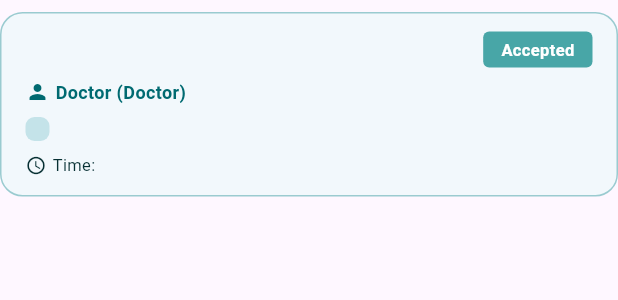
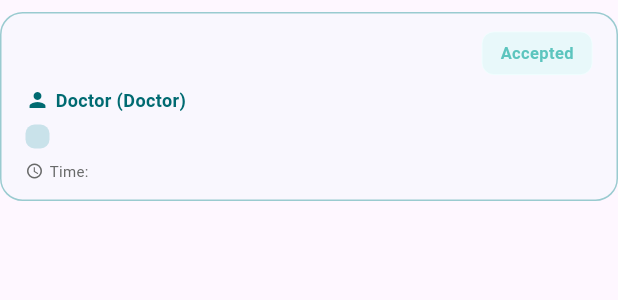
Before and after one commit to JeremyBarcebal/care_connect, a Flutter app: the TaskItem widget shown alone on an empty page, opened directly with empty values, on a phone screen of 412 x 824 dp. Shown: the top 300 px of the screen. Run offline on Flutter 3.47's test engine with Material 3 defaults, Android fonts, the phone set to English and light mode, and no system bars; our stand-ins replace cloud_firestore, firebase_auth, firebase_core, firebase_storage, flutter_local_notifications, image_picker and 2 more; accounts and stored records are empty.

Commit message:
changes design in card for prescription

```diff
--- a/lib/pages/client/message_page.dart
+++ b/lib/pages/client/message_page.dart
@@ -24,14 +24,14 @@ class _MessagePageState extends State<MessagePage> {
       appBar: PreferredSize(
         preferredSize: Size.fromHeight(150),
         child: AppBar(
-          toolbarHeight: 150.0,
+          toolbarHeight: 180.0,
           title: Column(
             children: [
               const Padding(
                 padding: EdgeInsets.only(top: 0.0),
                 child: Text(
                   "Messages",
-                  style: TextStyle(fontSize: 20, color: Colors.white),
+                  style: TextStyle(fontSize: 18, color: Colors.white),
                 ),
               ),
               const SizedBox(height: 10),
--- a/lib/pages/client/note_list_page.dart
+++ b/lib/pages/client/note_list_page.dart
@@ -164,10 +164,10 @@ class NoteItem extends StatelessWidget {
       padding: const EdgeInsets.symmetric(horizontal: 15.0, vertical: 5.0),
       child: Container(
         decoration: BoxDecoration(
-          color: Color(0xFF9ACBD0).withOpacity(0.25),
+          color: Color(0xFF9ACBD0).withOpacity(0.15),
           borderRadius: BorderRadius.circular(12),
            border: Border.all(
-        color:Color.fromARGB(255, 10, 141, 156).withOpacity(0.8),width:0.8,
+        color:Color.fromARGB(255, 156, 156, 156),width:.6,
         ),
         ),
         child: ListTile(
@@ -213,7 +213,7 @@ class NoteItem extends StatelessWidget {
           ),
           trailing: Text(
             formattedTime,
-            style: const TextStyle(color: Color(0xFF48A6A7), fontSize: 10),
+            style: const TextStyle(color: Color.fromARGB(255, 28, 29, 29), fontSize: 9),
           ),
         ),
       ),
--- a/lib/pages/client/task_page.dart
+++ b/lib/pages/client/task_page.dart
@@ -323,7 +323,7 @@ class _TaskItemState extends State<TaskItem> {
           decoration: BoxDecoration(
             color: widget.status == 'completed'
                 ? Color(0xFF9ACBD0).withOpacity(0.5)
-                : Color.fromARGB(255, 230, 248, 250).withOpacity(0.5) ,
+                : Color.fromARGB(255, 230, 248, 250).withOpacity(0.2) ,
             borderRadius: BorderRadius.circular(15),
             border: widget.status == 'completed'
                 ? Border.all(color: Color(0xFF006A71), width: 1)
@@ -374,39 +374,56 @@ class _TaskItemState extends State<TaskItem> {
                             ],
                           ),
                         ),
+// Move Accepted/Completed badge into the same row so it sits on the side
                   const SizedBox(width: 8),
                        if (widget.status != 'completed')
                         Container(
-                            padding: const EdgeInsets.symmetric(
-                                horizontal: 12, vertical: 4),
+                        padding: const EdgeInsets.symmetric(horizontal: 12, vertical: 6),
                         decoration: BoxDecoration(
-                              color: Color(0xFF48A6A7),
-                              borderRadius: BorderRadius.circular(4),
+                        color: Color.fromARGB(255, 230, 248, 250).withOpacity(0.9),
+                        borderRadius: BorderRadius.circular(8),
+                        border: Border.all(
+                        color: Color.fromARGB(255, 241, 255, 255),width:(0.5),
                      ),
-                            child: const Text(
-                              'Accepted',
+                    ),
+              child: Text('Accepted',
                     style: TextStyle(
-                                color: Colors.white,
+                    color:  Color(0xFF4DBFB8).withOpacity(0.9),
                     fontSize: 11,
-                                fontWeight: FontWeight.bold,
+                    fontWeight: FontWeight.w600,
                   ),
                ),
             )
                          else
                           Container(
                             padding: const EdgeInsets.symmetric(
-                                horizontal: 12, vertical: 4),
+                                horizontal: 12, vertical: 6),
                             decoration: BoxDecoration(
-                              color: Color(0xFF006A71),
-                              borderRadius: BorderRadius.circular(4),
+                              color: Color(0xFF9ACBD0).withOpacity(0.3),
+                              borderRadius: BorderRadius.circular(8),
+                              border: Border.all(
+                                color: Color.fromARGB(255, 184, 184, 184).withOpacity(.9),
+                                width: 0.05,
                               ),
-                            child: const Text(
+                            ),
+                            child: Row(
+                              mainAxisSize: MainAxisSize.min,
+                              children: [
+                                Icon(
+                                  Icons.check,
+                                  color: Color(0xFF4DBFB8),
+                                  size: 14,
+                                ),
+                                SizedBox(width: 4),
+                                Text(
                                   'Completed',
                                   style: TextStyle(
-                                color: Color.fromARGB(255, 255, 255, 255),
+                                    color: Color(0xFF006A71).withOpacity(0.9),
                                     fontSize: 11,
                                     fontWeight: FontWeight.bold,
                                   ),
+                                ),
+                              ],
                             ),
                           ),
                       ],
@@ -471,13 +488,13 @@ class _TaskItemState extends State<TaskItem> {
                     Row(
                       children: [
                         const Icon(Icons.access_time,
-                            color: Color.fromARGB(255, 7, 48, 51), size: 14),
+                            color: Color.fromARGB(255, 104, 105, 105), size: 12),
                         const SizedBox(width: 4),
                         Text(
                           'Time: ${widget.time}',
                           style: const TextStyle(
-                            color: Color.fromARGB(255, 7, 48, 51),
-                            fontSize: 11,
+                            color: Color.fromARGB(255, 104, 105, 105),
+                            fontSize: 10,
                           ),
                         ),
                       ],
@@ -485,7 +502,6 @@ class _TaskItemState extends State<TaskItem> {
                   ],
                 ),
               ),
-
               // Expanded Details Section
               if (_isExpanded)
                 Container(
@@ -603,6 +619,7 @@ class _TaskItemState extends State<TaskItem> {
     );
   }
 
+
   Widget _buildDetailRow({required String label, required String value}) {
     return Row(
       mainAxisAlignment: MainAxisAlignment.spaceBetween,
--- a/lib/pages/client_page.dart
+++ b/lib/pages/client_page.dart
@@ -150,12 +150,12 @@ class _ClientPageState extends State<ClientPage> {
       bottomNavigationBar: SafeArea(
         child: Padding(
           padding: const EdgeInsets.only(
-            bottom: 15,
+            bottom: 20,
             right: 20.0,
             left: 20.0,
           ),
           child: Container(
-            height: 63,
+            height: 65,
             decoration: BoxDecoration(
               color: Color(0xFF48A6A7),
               borderRadius: BorderRadius.vertical(
--- a/lib/pages/signup_patient_page.dart
+++ b/lib/pages/signup_patient_page.dart
@@ -240,7 +240,7 @@ class _SignupPatientPageState extends State<SignupPatientPage> {
       padding: const EdgeInsets.symmetric(horizontal: 16),
       margin: const EdgeInsets.only(bottom: 12),
       decoration: BoxDecoration(
-        color:  Color(0xFF9ACBD0).withOpacity(0.5),
+        color:  Color(0xFF9ACBD0).withOpacity(0.9),
         borderRadius: BorderRadius.circular(15),
       ),
       child: DropdownButtonFormField<String>(
```
Also changed, not shown: lib/pages/client/add_note_page.dart (+3 -14 lines), lib/pages/client/settings_page.dart (+8 -4 lines). Lines whose indentation alone changed are shown as unchanged.
